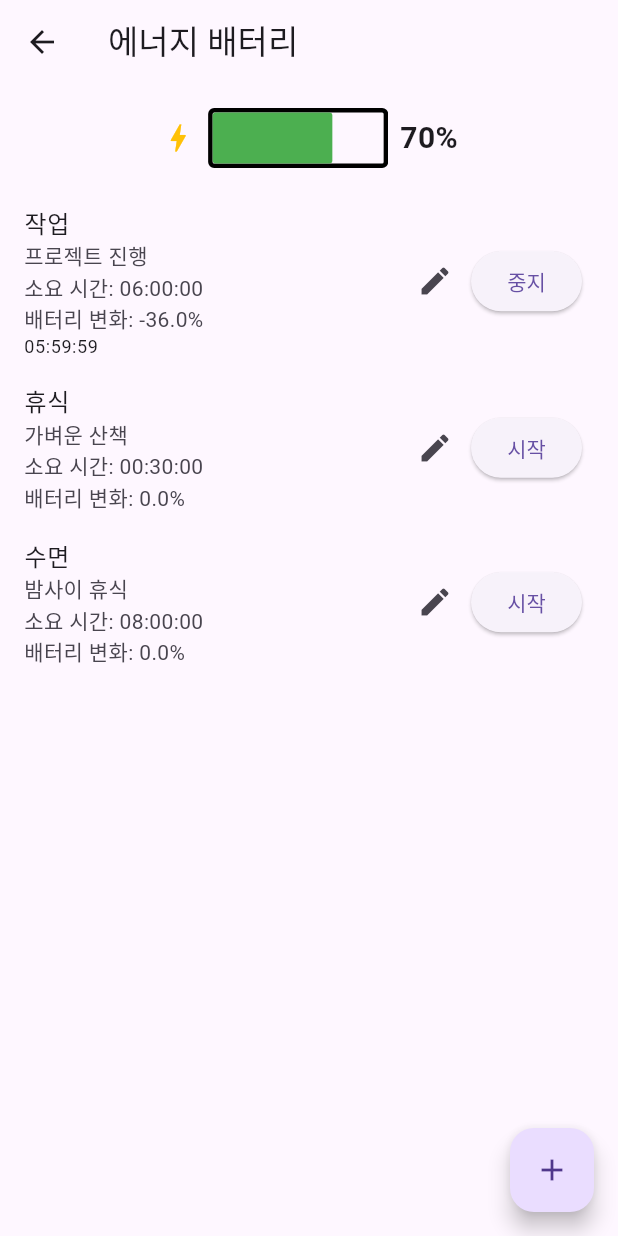
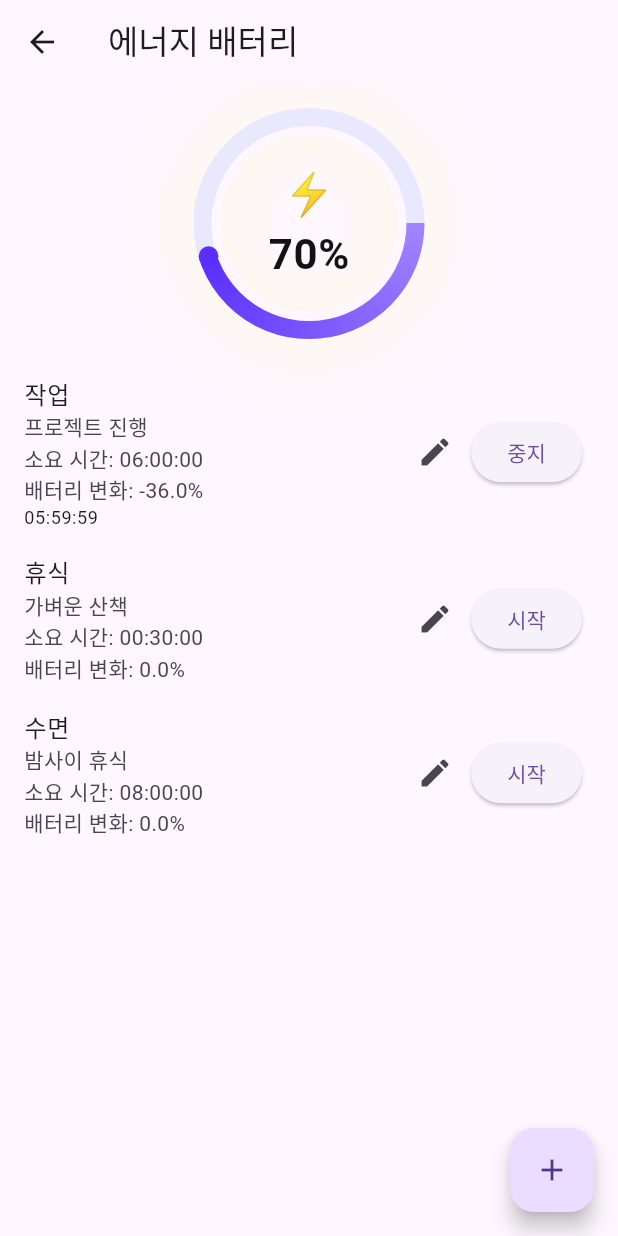
Before and after one commit to bytebird96/life_battery, a Flutter app: the HomeScreen screen opened directly, after a tap on "시작", on a phone screen of 412 x 824 dp. Run offline on Flutter 3.47's test engine with Material 3 defaults, Android fonts, the phone set to English and light mode, and no system bars; our stand-ins replace drift, flutter_local_notifications, flutter_riverpod, shared_preferences, timezone; accounts and stored records are empty; generated files the repository leaves out were written again.

Commit message:
feat : 원형 배터리 위젯 구현

```diff
--- /dev/null
+++ b/lib/features/home/circular_battery.dart
@@ -0,0 +1,308 @@
+import 'dart:math'; // 수학 관련 함수와 상수를 사용하기 위해 불러옴
+import 'package:flutter/material.dart';
+
+/// --------------------------------------------------------------
+/// 원형 배터리 위젯
+/// --------------------------------------------------------------
+/// [percent]
+///   - 배터리 잔량(0.0~1.0)을 의미합니다.
+/// [charging]
+///   - true이면 번쩍이는 네온과 회전 애니메이션으로
+///     "충전 중" 상태를 표현합니다.
+class CircularBattery extends StatefulWidget {
+  final double percent; // 0~1 범위의 배터리 잔량
+  final bool charging; // 충전 중인지 여부
+
+  const CircularBattery({
+    Key? key,
+    required this.percent,
+    this.charging = false,
+  }) : super(key: key);
+
+  /// 게이지의 고정 크기
+  static const double _gaugeSize = 154;
+
+  @override
+  State<CircularBattery> createState() => _CircularBatteryState();
+}
+
+/// 실제 애니메이션과 그리기 로직을 담당하는 State 클래스
+class _CircularBatteryState extends State<CircularBattery>
+    with TickerProviderStateMixin {
+  late final AnimationController _glowController; // 바깥 네온 효과용 컨트롤러
+  late final AnimationController _rotationController; // 회전 애니메이션용 컨트롤러
+
+  @override
+  void initState() {
+    super.initState();
+    // 애니메이션 컨트롤러 초기화
+    _glowController =
+        AnimationController(vsync: this, duration: const Duration(seconds: 2));
+    _rotationController =
+        AnimationController(vsync: this, duration: const Duration(seconds: 6));
+
+    // 처음부터 charging이 true라면 애니메이션 시작
+    if (widget.charging) {
+      _glowController.repeat(reverse: true); // 밝아졌다 어두워지기 반복
+      _rotationController.repeat(); // 계속 회전
+    }
+  }
+
+  @override
+  void didUpdateWidget(covariant CircularBattery old) {
+    super.didUpdateWidget(old);
+    // 외부에서 charging 값이 바뀔 때 애니메이션을 켜거나 끔
+    if (widget.charging && !_glowController.isAnimating) {
+      _glowController.repeat(reverse: true);
+      _rotationController.repeat();
+    } else if (!widget.charging && _glowController.isAnimating) {
+      _glowController.stop();
+      _rotationController.stop();
+    }
+  }
+
+  @override
+  void dispose() {
+    _glowController.dispose();
+    _rotationController.dispose();
+    super.dispose();
+  }
+
+  @override
+  Widget build(BuildContext context) {
+    // 네온 효과의 투명도. _glowController의 값(0~1)에 따라 0.22~0.50 사이로 변화
+    final glowOpacity = 0.22 + _glowController.value * 0.28;
+
+    // 게이지 관련 기본 값 설정
+    final size = CircularBattery._gaugeSize;
+    const stroke = 12.0; // 트랙/프로그레스 두께
+    final progress = widget.percent.clamp(0.0, 1.0); // 0~1 범위를 벗어나지 않도록 보정
+
+    return SizedBox(
+      width: size,
+      height: size,
+      child: Stack(
+        alignment: Alignment.center,
+        children: [
+          // 1) 바깥 네온 글로우 (충전 중일 때만 표시)
+          if (widget.charging)
+            CustomPaint(
+              size: Size(size, size),
+              painter: _GlowRingPainter(
+                strokeWidth: stroke + 6, // 테두리 근처에서 퍼지게
+                color: const Color(0xFFEFFF7A), // 연한 라임/옐로우
+                sigma: 28, // 번짐 정도
+                opacity: glowOpacity,
+              ),
+            ),
+
+          // 2) 트랙(배경색)
+          CustomPaint(
+            size: Size(size, size),
+            painter: _TrackRingPainter(
+              color: const Color(0xFFE9E8FF), // 매우 연한 보라색
+              strokeWidth: stroke,
+            ),
+          ),
+
+          // 3) 진행 링(배터리 잔량을 나타내는 부분)
+          CustomPaint(
+            size: Size(size, size),
+            painter: _ProgressRingPainter(
+              progress: progress,
+              strokeWidth: stroke,
+              startColor: const Color(0xFFC8B6FF), // 시작 색(연한 보라)
+              endColor: const Color(0xFF5B2EFF), // 끝 색(진한 보라)
+            ),
+          ),
+
+          // 4) 진행 끝부분의 둥근 캡. 진행 링 끝을 자연스럽게 보이게 함
+          if (progress > 0)
+            CustomPaint(
+              size: Size(size, size),
+              painter: _HeadCapPainter(
+                progress: progress,
+                radius: stroke * 0.55,
+                color: const Color(0xFF5B2EFF),
+              ),
+            ),
+
+          // 5) 중앙의 퍼센트 라벨
+          widget.charging
+              ? Column(
+                  mainAxisSize: MainAxisSize.min,
+                  children: [
+                    const Text('⚡', style: TextStyle(fontSize: 28)),
+                    Text(
+                      '${(progress * 100).toStringAsFixed(0)}%',
+                      style: const TextStyle(
+                        fontWeight: FontWeight.w700,
+                        fontSize: 28,
+                        letterSpacing: 0.5,
+                        color: Color(0xFF111118),
+                      ),
+                    ),
+                  ],
+                )
+              : Text(
+                  '${(progress * 100).toStringAsFixed(0)}%',
+                  style: const TextStyle(
+                    fontWeight: FontWeight.w700,
+                    fontSize: 28,
+                    letterSpacing: 0.5,
+                    color: Color(0xFF111118),
+                  ),
+                ),
+        ],
+      ),
+    );
+  }
+}
+
+// ======================= Painter 클래스들 =======================
+
+/// 바깥 네온 효과를 그리는 페인터
+/// stroke + MaskFilter.blur를 활용하여 바깥쪽으로 퍼지는 빛을 표현
+class _GlowRingPainter extends CustomPainter {
+  final double strokeWidth; // 선의 두께
+  final Color color; // 네온 색상
+  final double sigma; // blur 강도
+  final double opacity; // 투명도(애니메이션으로 조절)
+
+  _GlowRingPainter({
+    required this.strokeWidth,
+    required this.color,
+    required this.sigma,
+    required this.opacity,
+  });
+
+  @override
+  void paint(Canvas canvas, Size size) {
+    // 원의 중심과 반지름 계산
+    final c = Offset(size.width / 2, size.height / 2);
+    final r = size.shortestSide / 2 - strokeWidth / 2;
+
+    final p = Paint()
+      ..style = PaintingStyle.stroke
+      ..strokeWidth = strokeWidth
+      ..color = color.withOpacity(opacity)
+      ..maskFilter = const MaskFilter.blur(BlurStyle.outer, 24);
+
+    canvas.drawCircle(c, r, p); // 원 그리기
+  }
+
+  @override
+  bool shouldRepaint(_GlowRingPainter o) =>
+      o.opacity != opacity || o.strokeWidth != strokeWidth || o.color != color;
+}
+
+/// 트랙(배경 링)을 그리는 페인터
+class _TrackRingPainter extends CustomPainter {
+  final Color color; // 트랙 색상
+  final double strokeWidth; // 트랙 두께
+
+  _TrackRingPainter({required this.color, required this.strokeWidth});
+
+  @override
+  void paint(Canvas canvas, Size size) {
+    final c = Offset(size.width / 2, size.height / 2);
+    final r = size.shortestSide / 2 - strokeWidth / 2;
+
+    final p = Paint()
+      ..style = PaintingStyle.stroke
+      ..strokeWidth = strokeWidth
+      ..strokeCap = StrokeCap.round
+      ..color = color;
+
+    canvas.drawCircle(c, r, p);
+  }
+
+  @override
+  bool shouldRepaint(_TrackRingPainter o) =>
+      o.color != color || o.strokeWidth != strokeWidth;
+}
+
+/// 진행 링을 그리는 페인터: SweepGradient와 투명 마스킹 사용
+class _ProgressRingPainter extends CustomPainter {
+  final double progress; // 0~1 범위의 진행률
+  final double strokeWidth; // 선 두께
+  final Color startColor; // 시작 색상
+  final Color endColor; // 끝 색상
+
+  _ProgressRingPainter({
+    required this.progress,
+    required this.strokeWidth,
+    required this.startColor,
+    required this.endColor,
+  });
+
+  @override
+  void paint(Canvas canvas, Size size) {
+    final c = Offset(size.width / 2, size.height / 2);
+    final r = size.shortestSide / 2 - strokeWidth / 2;
+    final rect = Rect.fromCircle(center: c, radius: r);
+
+    // progress 이후는 투명하게 처리해 잘라낸 듯한 효과 연출
+    final p = Paint()
+      ..style = PaintingStyle.stroke
+      ..strokeWidth = strokeWidth
+      ..strokeCap = StrokeCap.round
+      ..shader = SweepGradient(
+        startAngle: -pi / 2,
+        endAngle: -pi / 2 + 2 * pi,
+        tileMode: TileMode.decal, // 영역 밖은 그리지 않음
+        stops: [
+          0.0,
+          progress.clamp(0.0001, 0.9999),
+          progress.clamp(0.0001, 0.9999) + 0.0001, // 절단선 부드럽게 만들기
+        ],
+        colors: [
+          startColor,
+          endColor,
+          Colors.transparent,
+        ],
+      ).createShader(rect);
+
+    // 원 전체를 그리되 shader에서 투명하게 잘라내므로
+    // 실제 화면에서는 진행률만큼의 호(arc)만 보이게 된다.
+    canvas.drawArc(rect, -pi / 2, 2 * pi, false, p);
+  }
+
+  @override
+  bool shouldRepaint(_ProgressRingPainter o) =>
+      o.progress != progress ||
+      o.strokeWidth != strokeWidth ||
+      o.startColor != startColor ||
+      o.endColor != endColor;
+}
+
+/// 진행 끝의 작은 동그라미(캡)를 그려 더 매끈하게 보이도록 하는 페인터
+class _HeadCapPainter extends CustomPainter {
+  final double progress; // 0~1 진행률
+  final double radius; // 점의 반지름
+  final Color color; // 점 색상
+
+  _HeadCapPainter({
+    required this.progress,
+    required this.radius,
+    required this.color,
+  });
+
+  @override
+  void paint(Canvas canvas, Size size) {
+    final strokeWidth = radius * 2;
+    final c = Offset(size.width / 2, size.height / 2);
+    final r = size.shortestSide / 2 - strokeWidth / 2;
+
+    // 진행률에 따른 각도를 계산하여 원 위의 위치를 구함
+    final angle = -pi / 2 + 2 * pi * progress;
+    final pos = Offset(c.dx + r * cos(angle), c.dy + r * sin(angle));
+
+    final p = Paint()..color = color;
+    canvas.drawCircle(pos, radius, p); // 작은 원을 그려 캡 표현
+  }
+
+  @override
+  bool shouldRepaint(_HeadCapPainter o) =>
+      o.progress != progress || o.radius != radius || o.color != color;
+}
--- a/lib/features/home/home_screen.dart
+++ b/lib/features/home/home_screen.dart
@@ -3,7 +3,7 @@ import 'dart:convert'; // 맵을 JSON 문자열로 변환하기 위해 사용
 import 'package:flutter/material.dart';
 import 'package:flutter_riverpod/flutter_riverpod.dart';
 import 'package:shared_preferences/shared_preferences.dart'; // 간단한 로컬 저장소
-import 'battery_gauge.dart';
+import 'circular_battery.dart';
 import 'battery_controller.dart';
 import '../../data/repositories.dart';
 import '../../data/models.dart'; // Event 모델 사용을 위해 추가
@@ -283,8 +283,8 @@ class _HomeScreenState extends ConsumerState<HomeScreen> {
       body: Column(
         children: [
           const SizedBox(height: 16),
-          // 배터리 게이지 표시
-          BatteryGauge(percent: battery / 100),
+          // 원형 배터리 게이지 표시 (일정 실행 중이면 번개 애니메이션)
+          CircularBattery(percent: battery / 100, charging: _taskId != null),
           const SizedBox(height: 16),
           // 일정 목록 영역
           Expanded(
```
